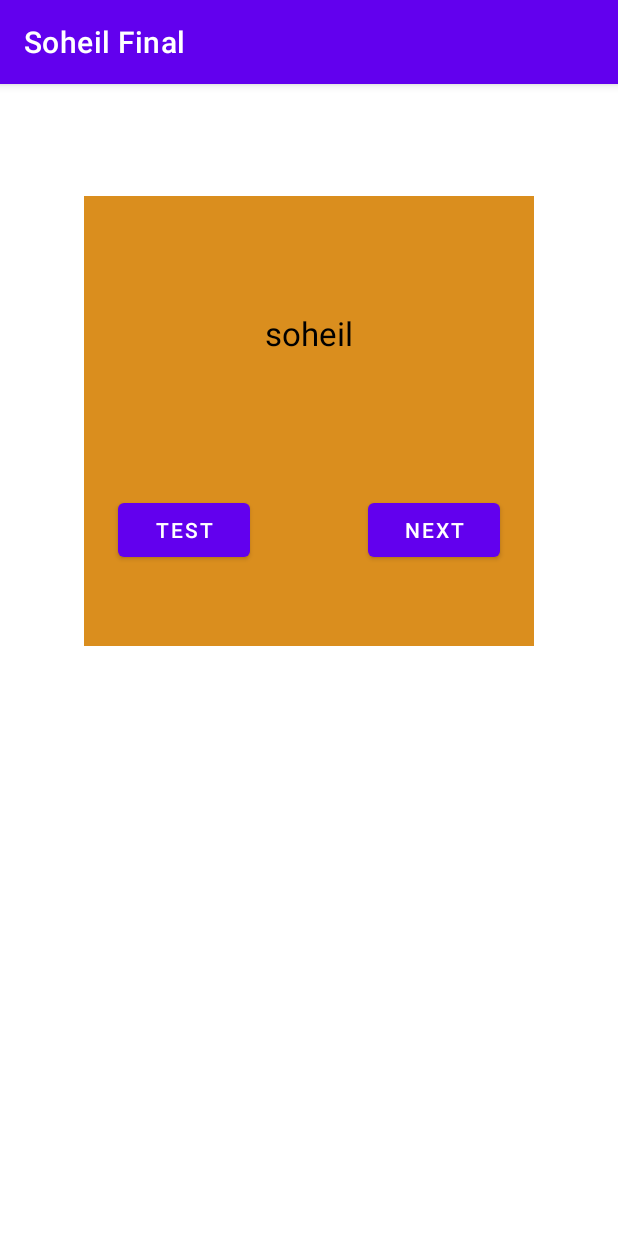
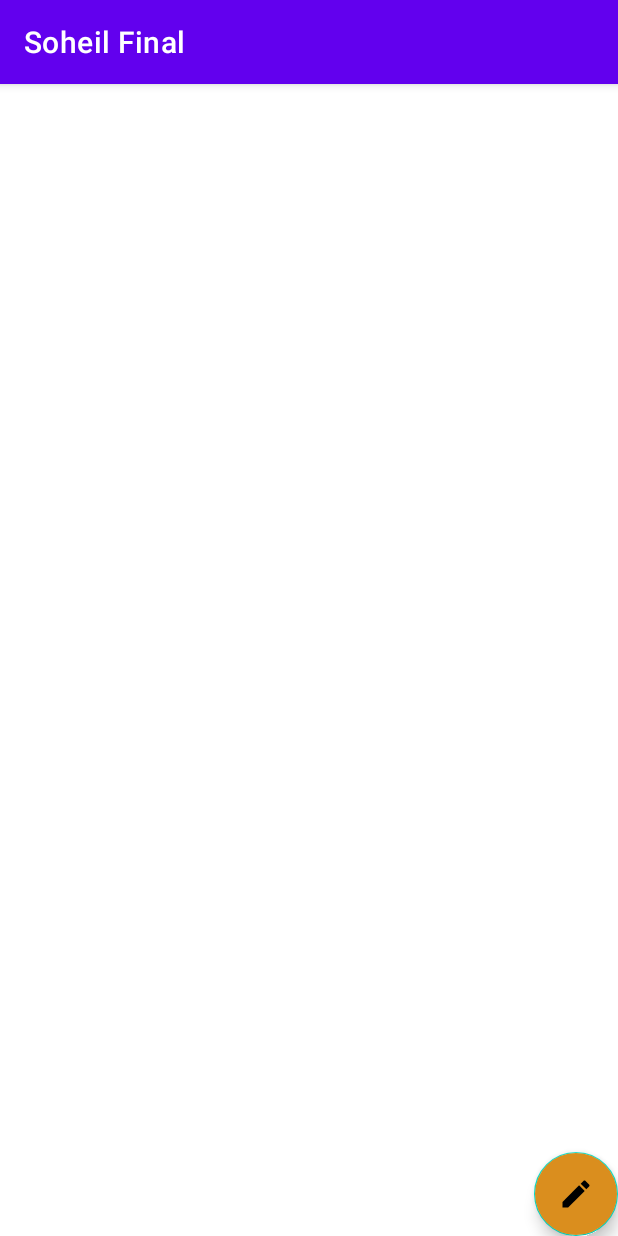
Before and after one commit to S-SHANTI/EDU, an Android app: the screen it shows after launch (MainActivity), on a phone screen of 412 x 824 dp. Run offline under Robolectric (Android 15) with nearby library versions, the phone set to English and light mode, and no system bars.

Commit message:
61. شیوه پیاده‌سازی Floating Action Button

```diff
--- /dev/null
+++ b/app/src/main/res/drawable/ic_edit.xml
@@ -0,0 +1,6 @@
+<vector android:height="24dp" android:tint="#000000"
+    android:viewportHeight="24" android:viewportWidth="24"
+    android:width="24dp" xmlns:android="http://schemas.android.com/apk/res/android">
+    <path android:fillColor="@android:color/white" android:pathData="M3,17.25l0,3.75l3.75,0l11.06,-11.06l-3.75,-3.75z"/>
+    <path android:fillColor="@android:color/white" android:pathData="M20.71,5.63l-2.34,-2.34c-0.39,-0.39 -1.02,-0.39 -1.41,0l-1.83,1.83l3.75,3.75l1.83,-1.83C21.1,6.65 21.1,6.02 20.71,5.63z"/>
+</vector>
--- a/app/src/main/res/layout/activity_main.xml
+++ b/app/src/main/res/layout/activity_main.xml
@@ -9,48 +9,15 @@
     tools:context=".MainActivity">
 
 
-    <View
-        android:layout_width="300dp"
-        android:layout_height="300dp"
-        android:background="@color/yellow_500"
+    <com.google.android.material.floatingactionbutton.FloatingActionButton
+        android:id="@+id/floatingActionButton"
+        android:layout_width="wrap_content"
+        android:layout_height="wrap_content"
+        android:backgroundTint="@color/yellow_500"
+        android:contentDescription="برای یادگیری"
         app:layout_constraintBottom_toBottomOf="parent"
         app:layout_constraintEnd_toEndOf="parent"
-        app:layout_constraintStart_toStartOf="parent"
-        app:layout_constraintTop_toTopOf="parent"
-        app:layout_constraintVertical_bias="0.16000003" />
-    <Button
-        android:id="@+id/button"
-        android:layout_width="wrap_content"
-        android:layout_height="wrap_content"
-        android:text="@string/test"
-        app:layout_constraintBottom_toBottomOf="@+id/button3"
-        app:layout_constraintEnd_toStartOf="@+id/button3"
-        app:layout_constraintHorizontal_bias="0.5"
-        app:layout_constraintStart_toStartOf="parent"
-        app:layout_constraintTop_toTopOf="@+id/button3" />
-
-    <Button
-        android:id="@+id/button3"
-        android:layout_width="wrap_content"
-        android:layout_height="wrap_content"
-        android:text="@string/next"
-        app:layout_constraintBottom_toBottomOf="parent"
-        app:layout_constraintEnd_toEndOf="parent"
-        app:layout_constraintHorizontal_bias="0.5"
-        app:layout_constraintStart_toEndOf="@+id/button"
-        app:layout_constraintTop_toTopOf="parent"
-        app:layout_constraintVertical_bias="0.38" />
-
-    <TextView
-        android:textColor="@color/black"
-        android:textSize="22sp"
-        android:id="@+id/textView"
-        android:layout_width="wrap_content"
-        android:layout_height="wrap_content"
-        android:text="@string/soheil"
-        app:layout_constraintBottom_toTopOf="@+id/button3"
-        app:layout_constraintEnd_toEndOf="parent"
-        app:layout_constraintStart_toStartOf="parent"
-        app:layout_constraintTop_toTopOf="parent"
-        app:layout_constraintVertical_bias="0.62" />
+        app:rippleColor="@color/blue_accent"
+        app:srcCompat="@drawable/ic_edit"
+        tools:ignore="HardcodedText" />
 </androidx.constraintlayout.widget.ConstraintLayout>
```
